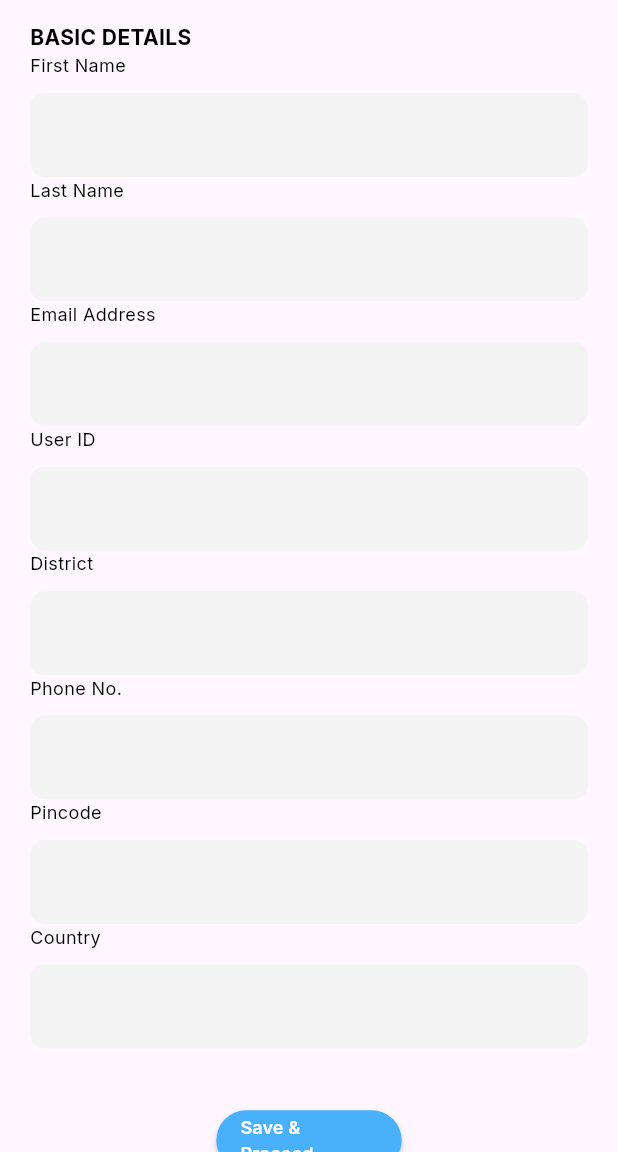
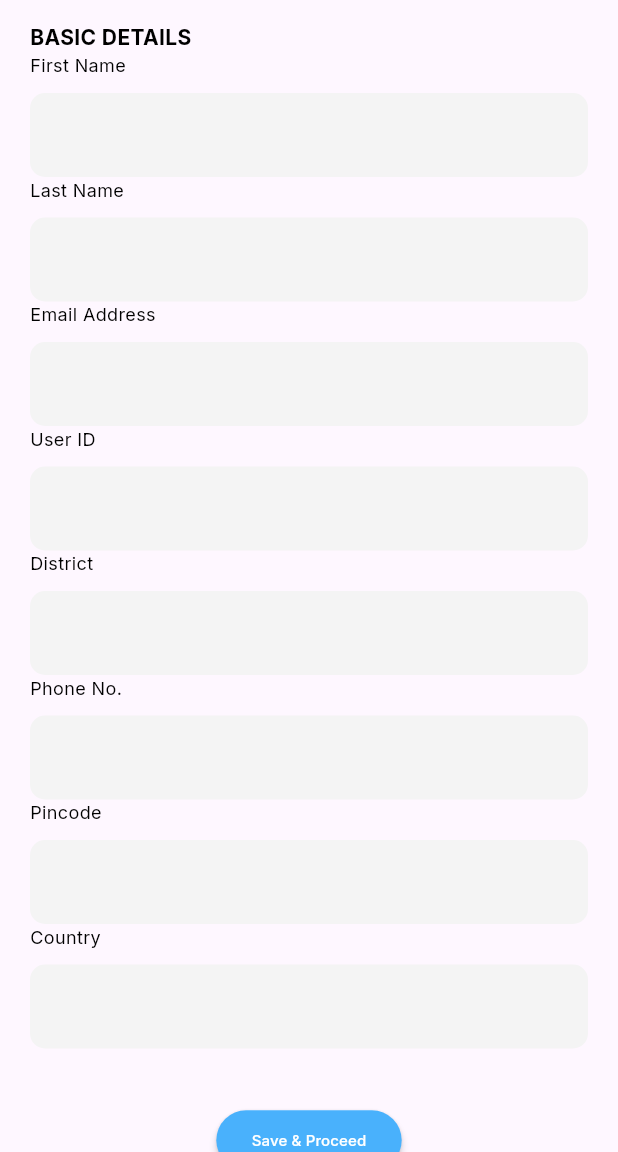
Before and after one commit to najeebnaju512/website_study, a Flutter app: the FrameAdjuster screen opened directly, after a tap on "Add New Student", on a phone screen of 412 x 824 dp, the part 84-1236 px from its top. Run offline on Flutter 3.47's test engine with Material 3 defaults, Android fonts, the phone set to English and light mode, and no system bars; our stand-ins replace dio, get, go_router, google_fonts, shared_preferences, url_strategy; accounts and stored records are empty.

Commit message:
minor edit

```diff
--- a/lib/screen/mainFrame/main_frame_view_adjuster.dart
+++ b/lib/screen/mainFrame/main_frame_view_adjuster.dart
@@ -37,14 +37,26 @@ class _FrameAdjusterState extends State<FrameAdjuster> {
       builder: (context, constraints) {
         var size = MediaQuery.of(context).size;
         return Scaffold(
-          drawer: fnCheckMobile(size.width) ? DrawerRefactored(controller: controller,) : null,
-            appBar: fnCheckMobile(size.width) ? MobileAppBar(controller: controller,) : null,
+            appBar: fnCheckMobile(size.width)
+                ? MobileAppBar(
+                    controller: controller,
+                  )
+                : null,
+            drawer: fnCheckMobile(size.width)
+                ? DrawerRefactored(
+                    controller: controller,
+                  )
+                : null,
             body: Row(
               children: [
                 if (fnCheckTablet(size.width) && !fnCheckMobile(size.width))
-                  TabletMainFrame(controller: controller,),
+                  TabletMainFrame(
+                    controller: controller,
+                  ),
                 if (!fnCheckMobile(size.width) && !fnCheckTablet(size.width))
-                  DesktopMainFrame(controller: controller,),
+                  DesktopMainFrame(
+                    controller: controller,
+                  ),
                 Expanded(child: widget.child)
               ],
             ));
--- a/lib/screen/students/create/responsive/mobile_create_screen.dart
+++ b/lib/screen/students/create/responsive/mobile_create_screen.dart
@@ -97,7 +97,7 @@ class CreateStudentMobileScreen extends StatelessWidget {
                 Center(
                   child: SaveButton(
                     size: size,
-                    fontsize: 12,
+                    fontsize: 10,
                     shight: 40,
                     swidth: size.width * .3,
                     minwidth: size.width * .3,
--- a/lib/screen/students/create/responsive/widget/save_button.dart
+++ b/lib/screen/students/create/responsive/widget/save_button.dart
@@ -37,7 +37,7 @@ class SaveButton extends StatelessWidget {
             "Save & Proceed",
             style: GlTextStyles.interStyl(
                 size: fontsize,
-                weight: FontWeight.w600,
+                weight: FontWeight.w500,
                 color: ColorTheme.white),
           ),
         ),
```
